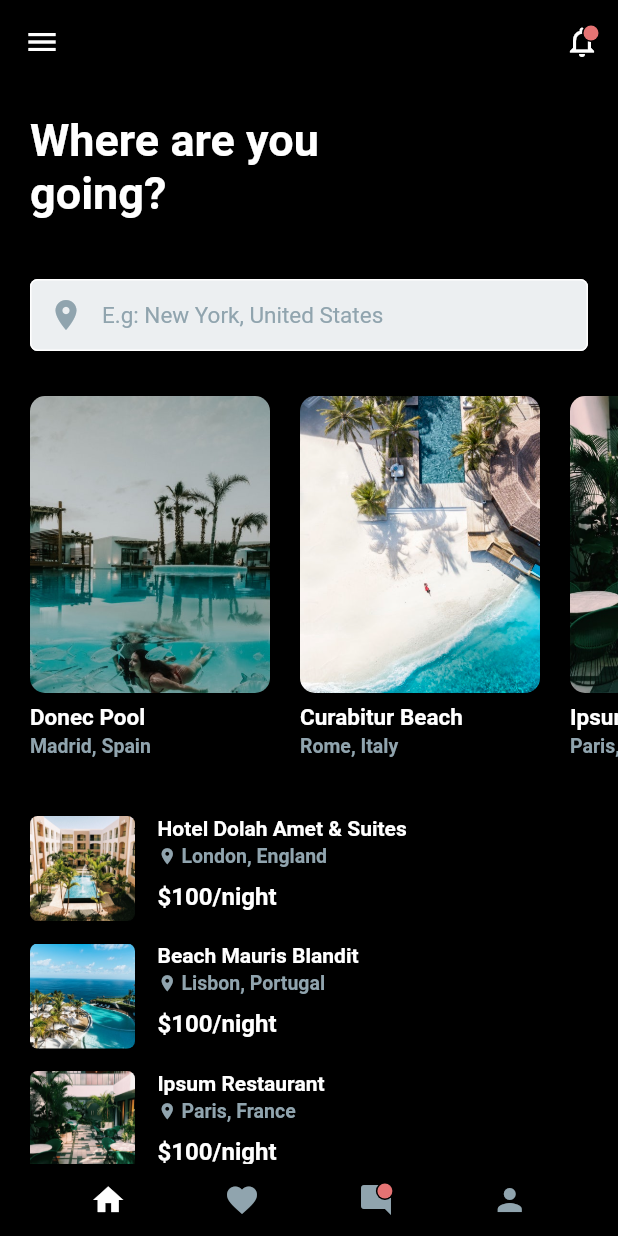
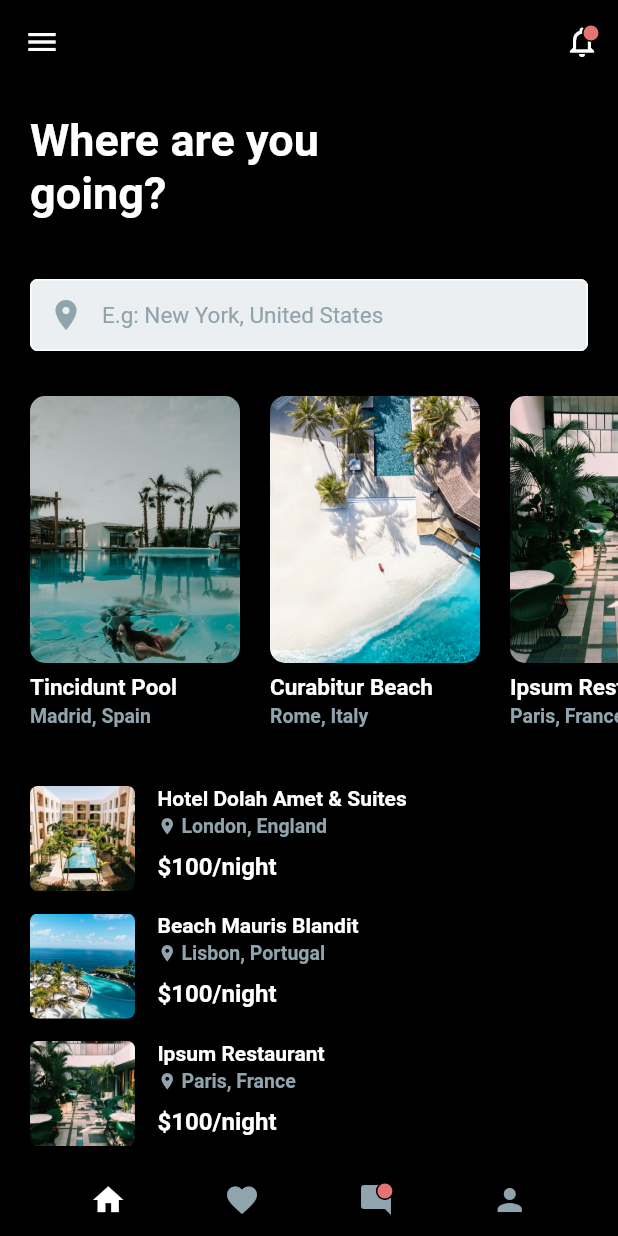
Before and after one commit to keen71126/FlutterTravel, a Flutter app: the screen it shows after launch, on a phone screen of 412 x 824 dp. Run offline on Flutter 3.47's test engine with Material 2 defaults, Android fonts, the phone set to English and light mode, and no system bars.

Commit message:
Added Screenshots

```diff
--- a/lib/screens/home.dart
+++ b/lib/screens/home.dart
@@ -89,7 +89,7 @@ class _HomeState extends State<Home> {
 
           Container(
             padding: EdgeInsets.only(top: 10, left: 20),
-            height: 270,
+            height: 250,
 //            color: Colors.red,
             width: MediaQuery.of(context).size.width,
             child: ListView.builder(
@@ -103,8 +103,8 @@ class _HomeState extends State<Home> {
                   padding: const EdgeInsets.only(right: 20),
                   child: InkWell(
                     child: Container(
-                      height: 270,
-                      width: 160,
+                      height: 250,
+                      width: 140,
 //                      color: Colors.green,
                       child: Column(
                         children: <Widget>[
@@ -112,8 +112,8 @@ class _HomeState extends State<Home> {
                             borderRadius: BorderRadius.circular(10),
                             child: Image.asset(
                               "${place["img"]}",
-                              height: 198,
-                              width: 160,
+                              height: 178,
+                              width: 140,
                               fit: BoxFit.cover,
                             ),
                           ),
--- a/lib/util/places.dart
+++ b/lib/util/places.dart
@@ -60,7 +60,7 @@ List places = [
         "Vestibulum ac diam sit amet quam vehicula elementum sed sit amet dui.",
   },
   {
-    "name": "Donec Pool",
+    "name": "Tincidunt Pool",
     "img": "assets/5.jpeg",
     "price": r"$100/night",
     "location": "Madrid, Spain",
```
Also changed, not shown: ss/1.png (added), ss/2.png (added), ss/3.png (added), ss/4.png (added), ss/5.png (added), 1 other file.
